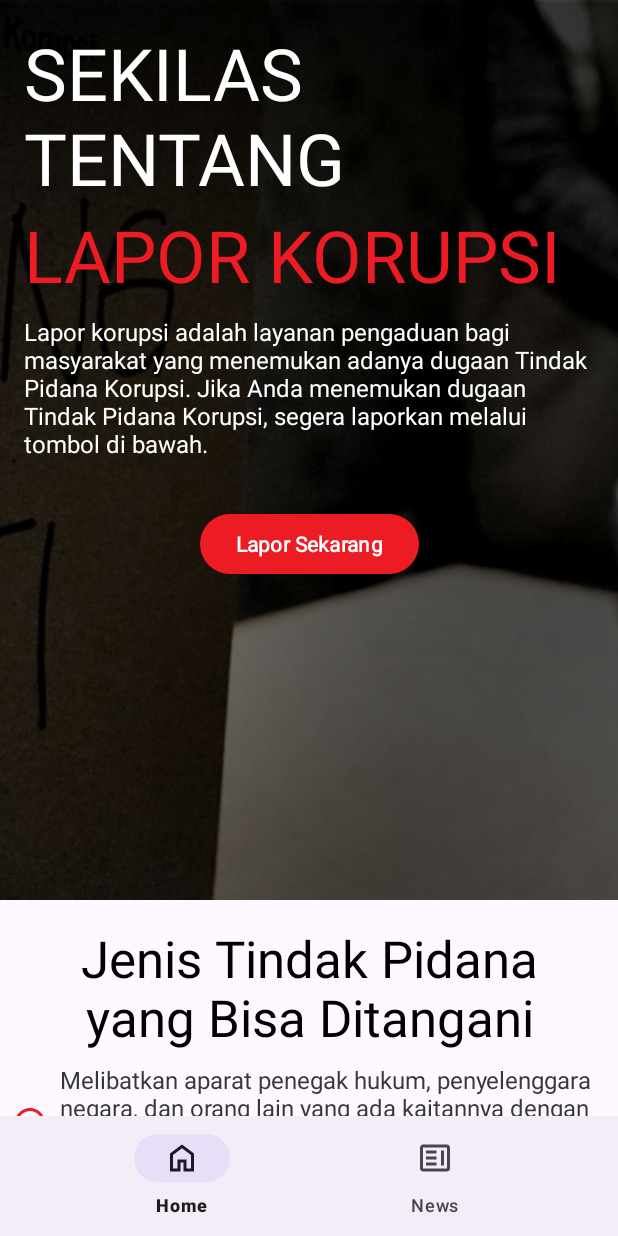
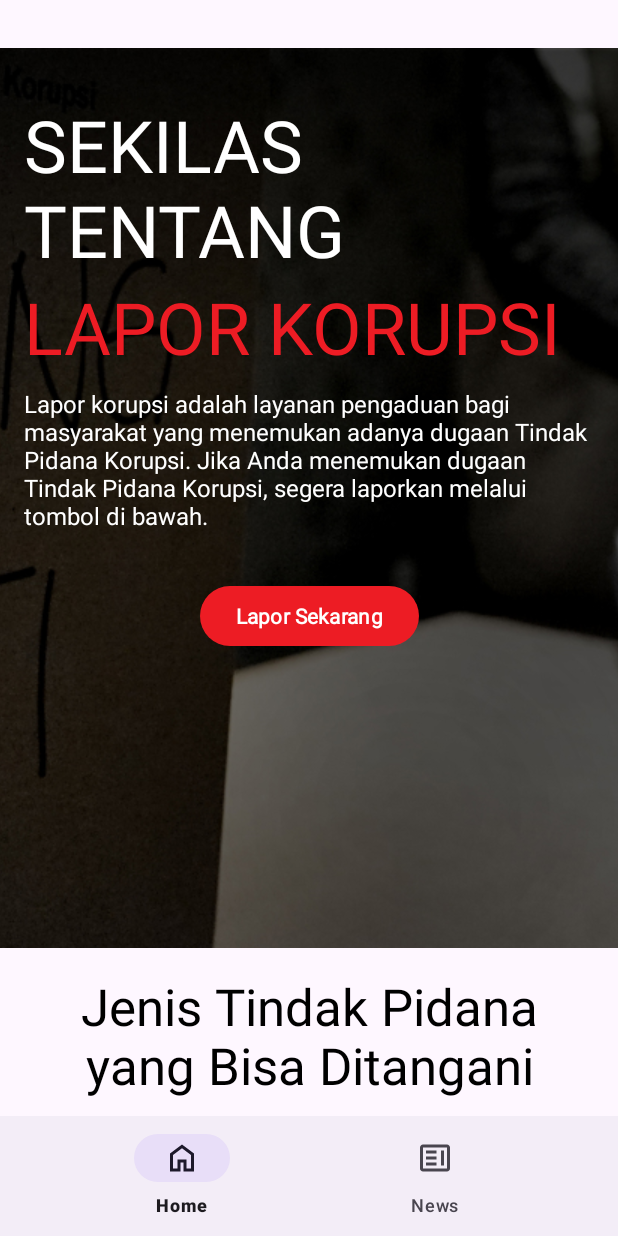
Before and after one commit to HazmiHan/LaporKorupsi, an Android app: the screen it shows after launch (MainActivity), on a phone screen of 412 x 824 dp. Run offline under Robolectric (Android 15) with nearby library versions, the phone set to English and light mode, and no system bars; our stand-ins replace Firebase (no records; nobody signed in at launch, a user with empty details on screens opened directly); Roboto replaces fonts that are not available here.

Commit message:
Little layout fix

```diff
--- a/app/src/main/java/com/farhanhazmi/laporkorupsi/MainActivity.kt
+++ b/app/src/main/java/com/farhanhazmi/laporkorupsi/MainActivity.kt
@@ -1,6 +1,7 @@
 package com.farhanhazmi.laporkorupsi
 
 import android.os.Bundle
+import androidx.activity.enableEdgeToEdge
 import androidx.appcompat.app.AppCompatActivity
 import com.farhanhazmi.laporkorupsi.databinding.ActivityMainBinding
 import androidx.fragment.app.Fragment
@@ -16,6 +17,7 @@ class MainActivity : AppCompatActivity() {
     override fun onCreate(savedInstanceState: Bundle?) {
         super.onCreate(savedInstanceState)
         binding = ActivityMainBinding.inflate(layoutInflater)
+        enableEdgeToEdge()
         setContentView(binding.root)
         replaceFragment(HomeFragment())
 
--- a/app/src/main/res/layout/activity_main.xml
+++ b/app/src/main/res/layout/activity_main.xml
@@ -11,6 +11,7 @@
         android:id="@+id/frameLayout"
         android:layout_width="match_parent"
         android:layout_height="0dp"
+        android:layout_marginTop="32dp"
         app:layout_constraintBottom_toTopOf="@id/bottomNavigationView"
         app:layout_constraintEnd_toEndOf="parent"
         app:layout_constraintStart_toStartOf="parent"
--- a/app/src/main/res/layout/fragment_home.xml
+++ b/app/src/main/res/layout/fragment_home.xml
@@ -28,7 +28,7 @@
             android:layout_width="0dp"
             android:layout_height="wrap_content"
             android:layout_marginStart="16dp"
-            android:layout_marginTop="16dp"
+            android:layout_marginTop="32dp"
             android:layout_marginEnd="16dp"
             android:fontFamily="@font/roboto_bold"
             android:gravity="start"
```
